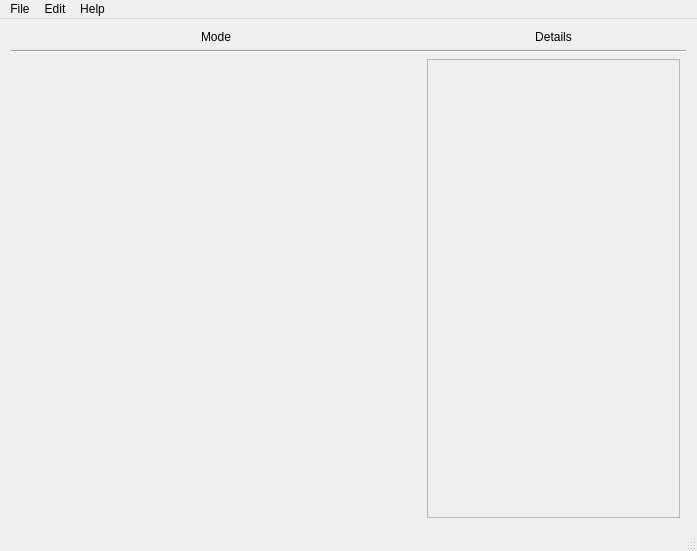
Above: MainWindow/mainwindow.ui from casey-c/egg before the change. Below: the same form after it.
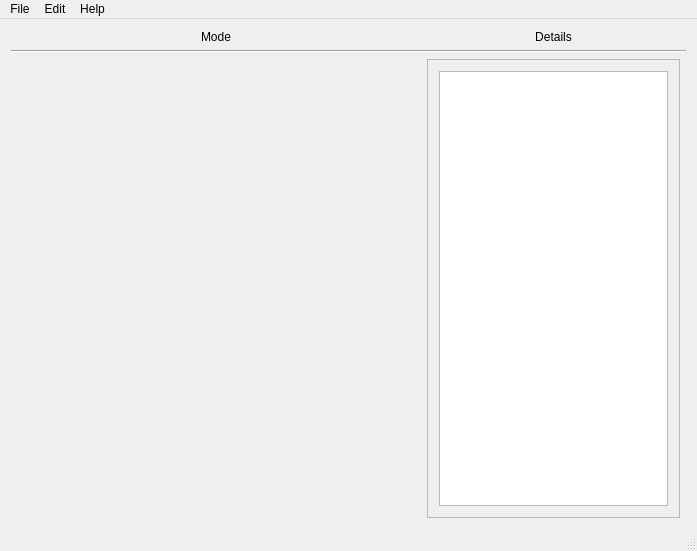
That is the form after the change. Icons and pictures are not drawn.

Commit message: Grid implementation, print function (9 key) to a temporary textbox

```diff
--- a/MainWindow/mainwindow.ui
+++ b/MainWindow/mainwindow.ui
@@ -53,6 +53,11 @@
          <height>444</height>
         </rect>
        </property>
+       <layout class="QVBoxLayout" name="verticalLayout">
+        <item>
+         <widget class="QTextEdit" name="tempGridText"/>
+        </item>
+       </layout>
       </widget>
      </widget>
     </item>
```
The commit also changes 5 other files.
